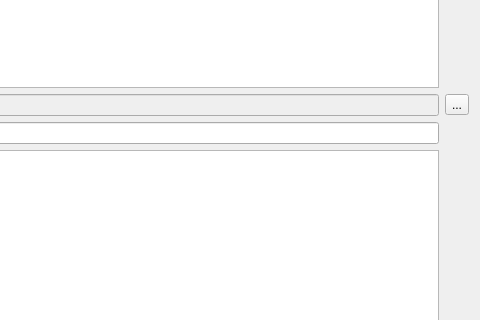
The window that src/main/python/ui/extract.ui (3ll3d00d/beqdesigner) describes before a commit, drawn with Qt 5; both pictures show x 400 to 880 and y 339 to 659 of the 880 by 1027 pixel window.
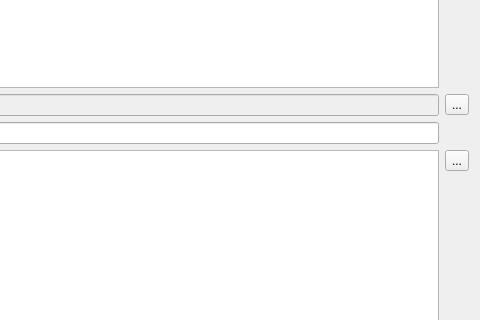
The same window after the commit.

Diff of the .ui file:
```diff
--- a/src/main/python/ui/extract.ui
+++ b/src/main/python/ui/extract.ui
@@ -316,6 +316,13 @@
        </item>
       </layout>
      </item>
+     <item row="10" column="2" alignment="Qt::AlignTop">
+      <widget class="QToolButton" name="showRemuxCommand">
+       <property name="text">
+        <string>...</string>
+       </property>
+      </widget>
+     </item>
     </layout>
    </item>
    <item>
```
Left out of the diff: 17 changed lines with no effect on the pictures.
